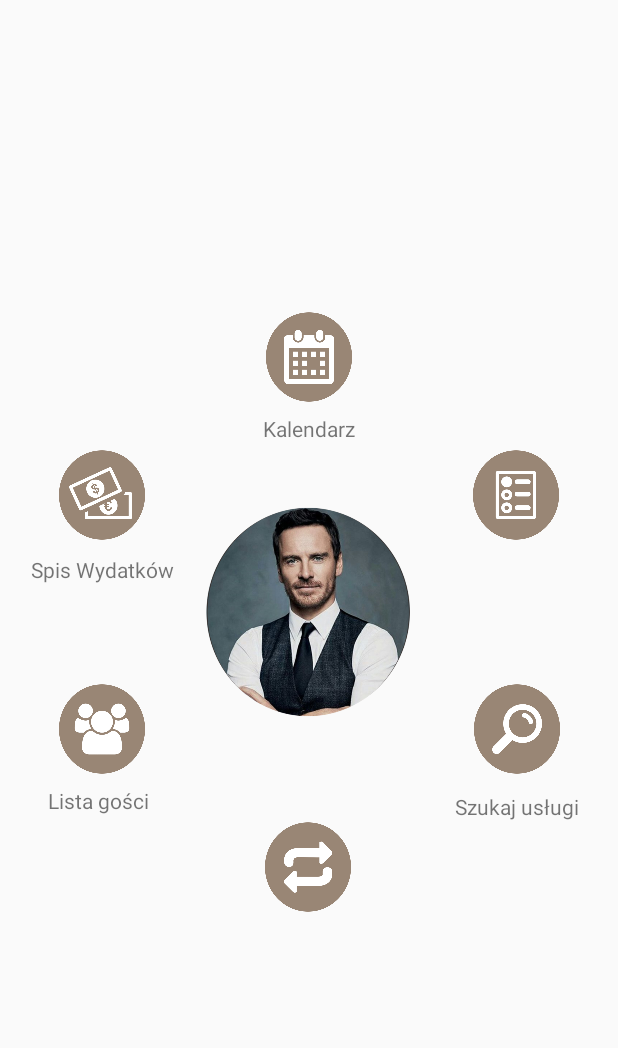
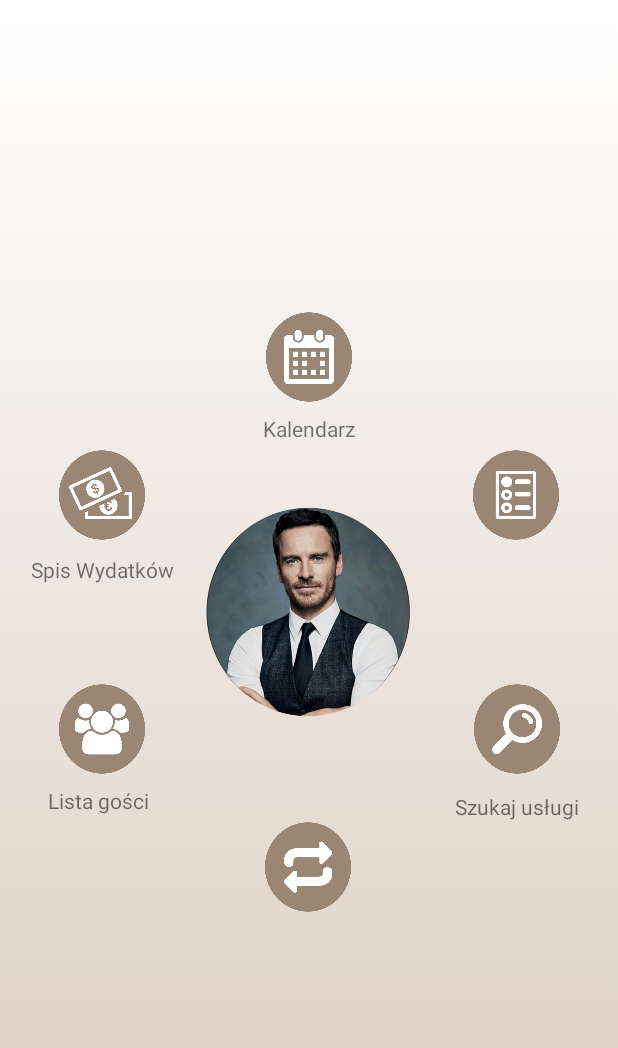
Before and after one commit to Robertow17/ZPI, an Android app: the screen it shows after launch (MainActivity), on a phone screen of 412 x 824 dp. Shown: the top 1048 px of the screen. Run offline under Robolectric (Android 15) with nearby library versions, the phone set to English and light mode, and no system bars.

Commit message:
Dodanie gradientowego tła do menu głownego

```diff
--- /dev/null
+++ b/app/src/main/res/drawable/main_gradient_background.xml
@@ -0,0 +1,13 @@
+<?xml version="1.0" encoding="utf-8"?>
+<selector xmlns:android="http://schemas.android.com/apk/res/android">
+<item>
+    <shape>
+        <gradient
+        android:angle="90"
+            android:startColor="#d9cbbd"
+            android:endColor="#FFFFFF"
+            android:type="linear"
+            />
+    </shape>
+</item>
+</selector>
--- a/app/src/main/res/layout/activity_main.xml
+++ b/app/src/main/res/layout/activity_main.xml
@@ -4,6 +4,7 @@
     xmlns:tools="http://schemas.android.com/tools"
     android:id="@+id/calendarTextView"
     android:layout_width="match_parent"
+    android:background="@drawable/main_gradient_background"
     android:layout_height="match_parent"
     tools:context="com.zpi.MainActivity">
 
```
